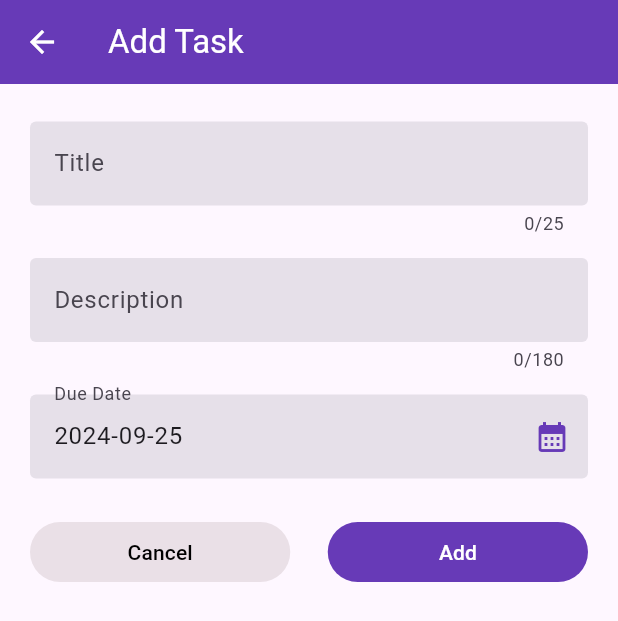
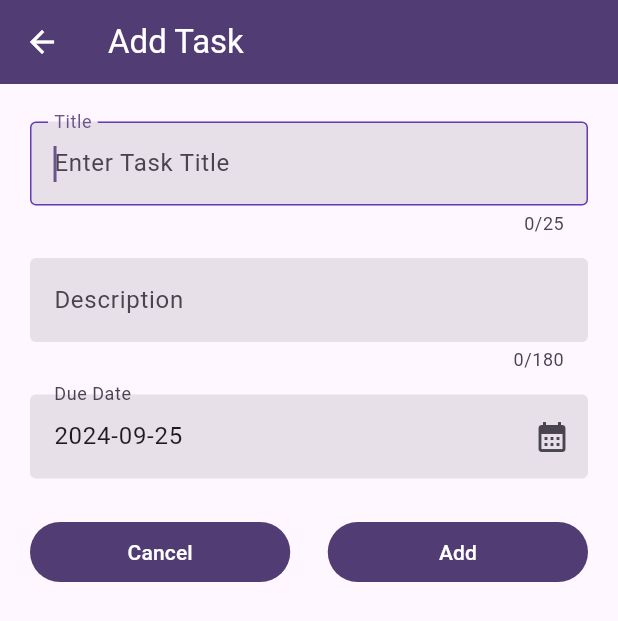
Before and after one commit to 13ARUN/Todo-Flutter, a Flutter app: the screen it shows after launch, after a tap on the "add" icon, on a phone screen of 412 x 824 dp. Shown: the top 621 px of the screen. Run offline on Flutter 3.47's test engine with Material 3 defaults, Android fonts, the phone set to English and light mode, and no system bars.

Commit message:
added theme

```diff
--- a/todo/lib/main.dart
+++ b/todo/lib/main.dart
@@ -1,5 +1,13 @@
 import 'package:flutter/material.dart';
 import 'package:todo/pages/todomain_page.dart';
+
+var kColorScheme = ColorScheme.fromSeed(
+  seedColor: const Color.fromARGB(255, 138, 113, 181),
+);
+
+var kDarkColorScheme = ColorScheme.fromSeed(
+  seedColor: const Color.fromARGB(255, 34, 255, 0),
+);
 
 void main() {
   runApp(const MyApp());
@@ -10,11 +18,47 @@ class MyApp extends StatelessWidget {
 
   @override
   Widget build(BuildContext context) {
-    return const MaterialApp(
+    return MaterialApp(
       title: 'To-Do',
       debugShowCheckedModeBanner: false,
-      color: Colors.indigo,
-      home: TodoMainPage(),
+      darkTheme: ThemeData.dark().copyWith(
+        colorScheme: kDarkColorScheme,
+        brightness: Brightness.dark,
+        appBarTheme: const AppBarTheme().copyWith(
+          backgroundColor: kDarkColorScheme.onPrimaryContainer,
+          foregroundColor: kDarkColorScheme.primaryContainer,
+        ),
+      ),
+      theme: ThemeData().copyWith(
+        colorScheme: kColorScheme,
+        appBarTheme: const AppBarTheme().copyWith(
+          backgroundColor: kColorScheme.onPrimaryContainer,
+          foregroundColor: kColorScheme.onPrimary,
+        ),
+        floatingActionButtonTheme: FloatingActionButtonThemeData(
+          backgroundColor: kColorScheme.inversePrimary,
+        ),
+        checkboxTheme: const CheckboxThemeData().copyWith(
+          checkColor: WidgetStatePropertyAll(kColorScheme.onPrimary),
+        ),
+        snackBarTheme: SnackBarThemeData(
+          backgroundColor: kColorScheme.onPrimaryContainer,
+          actionTextColor: kColorScheme.onPrimary,
+        ),
+        listTileTheme: ListTileThemeData(
+            iconColor: kColorScheme.onPrimaryContainer,
+            tileColor: kColorScheme.surfaceContainerHigh),
+        filledButtonTheme: FilledButtonThemeData(
+          style: ButtonStyle(
+            backgroundColor:
+                WidgetStatePropertyAll(kColorScheme.onPrimaryContainer),
+            foregroundColor:
+                WidgetStatePropertyAll(kColorScheme.onPrimary),
+          ),
+        ),
+      ),
+      themeMode: ThemeMode.light,
+      home: const TodoMainPage(),
     );
   }
 }
--- a/todo/lib/pages/taskinput_page.dart
+++ b/todo/lib/pages/taskinput_page.dart
@@ -1,5 +1,4 @@
 import 'package:flutter/material.dart';
-
 import 'package:todo/models/task_model.dart';
 import 'package:uuid/uuid.dart';
 
@@ -81,8 +80,6 @@ class _TaskInputState extends State<TaskInput> {
         title: widget.action == 'add'
             ? const Text('Add Task')
             : const Text('Edit Task'),
-        backgroundColor: Colors.deepPurple,
-        foregroundColor: Colors.white,
       ),
       body: SingleChildScrollView(
         child: Padding(
@@ -93,6 +90,7 @@ class _TaskInputState extends State<TaskInput> {
               children: [
                 //* Task Title field
                 TextFormField(
+                  autofocus: true,
                   controller: _titleController,
                   maxLength: 25,
                   decoration: const InputDecoration(
@@ -154,7 +152,6 @@ class _TaskInputState extends State<TaskInput> {
                         borderSide: BorderSide(color: Colors.deepPurple)),
                     suffixIcon: Icon(
                       Icons.calendar_month,
-                      color: Colors.deepPurple,
                     ),
                   ),
                   onTap: _selectDate,
@@ -170,14 +167,7 @@ class _TaskInputState extends State<TaskInput> {
                         onPressed: () {
                           Navigator.pop(context);
                         },
-                        style: ButtonStyle(
-                          foregroundColor: WidgetStateProperty.all(
-                            const Color.fromARGB(255, 0, 0, 0),
-                          ),
-                          backgroundColor: WidgetStateProperty.all(
-                            const Color.fromARGB(255, 234, 224, 231),
-                          ),
-                        ),
+
                         child: const Text('Cancel'),
                       ),
                     ),
@@ -191,11 +181,6 @@ class _TaskInputState extends State<TaskInput> {
                             _submitTaskData();
                           }
                         },
-                        style: const ButtonStyle(
-                          backgroundColor: WidgetStatePropertyAll(
-                            Colors.deepPurple,
-                          ),
-                        ),
                         child: widget.action == 'add'
                             ? const Text('Add')
                             : const Text('Update'),
--- a/todo/lib/pages/todomain_page.dart
+++ b/todo/lib/pages/todomain_page.dart
@@ -88,7 +88,8 @@ class TodoMainPageState extends State<TodoMainPage> {
       context: context,
       builder: (ctx) => AlertDialog(
         title: const Text('Confirm Delete All'),
-        content: const Text('Are you sure you want to delete all tasks? This action cannot be undone.'),
+        content: const Text(
+            'Are you sure you want to delete all tasks? This action cannot be undone.'),
         actions: [
           TextButton(
             onPressed: () {
@@ -132,8 +133,24 @@ class TodoMainPageState extends State<TodoMainPage> {
 
   @override
   Widget build(BuildContext context) {
-    Widget pageContent = const Center(
-      child: Text('No Tasks Found!'),
+    Widget pageContent = Column(
+      mainAxisAlignment: MainAxisAlignment.center,
+      crossAxisAlignment: CrossAxisAlignment.stretch,
+      children: [
+        SizedBox(
+          height: 200,
+          width: 200,
+          child: Image.asset('assets/images/notask.png'),
+        ),
+        Center(
+          child: Text(
+            "Click on + icon to create a new task!",
+            textScaler: const TextScaler.linear(1.2),
+            style: TextStyle(
+                color: Theme.of(context).colorScheme.onPrimaryContainer),
+          ),
+        )
+      ],
     );
 
     if (_tasks.isNotEmpty) {
@@ -148,8 +165,6 @@ class TodoMainPageState extends State<TodoMainPage> {
     return Scaffold(
       appBar: AppBar(
         title: const Text('ToDo App'),
-        backgroundColor: Colors.deepPurple,
-        foregroundColor: Colors.white,
         actions: [
           IconButton(
             onPressed: _tasks.isNotEmpty
@@ -174,7 +189,7 @@ class TodoMainPageState extends State<TodoMainPage> {
             _addTask(newTask);
           }
         },
-        splashColor: const Color.fromARGB(255, 154, 129, 223),
+        shape: const CircleBorder(eccentricity: 1),
         child: const Icon(Icons.add),
       ),
       body: pageContent,
--- a/todo/lib/widgets/taskitem.dart
+++ b/todo/lib/widgets/taskitem.dart
@@ -82,7 +82,6 @@ class TaskItem extends StatelessWidget {
           ),
         ],
       ),
-      tileColor: const Color.fromARGB(255, 233, 224, 248),
       shape: RoundedRectangleBorder(
         borderRadius: BorderRadius.circular(20),
       ),
--- a/todo/pubspec.yaml
+++ b/todo/pubspec.yaml
@@ -59,10 +59,8 @@ flutter:
   # the material Icons class.
   uses-material-design: true
 
-  # To add assets to your application, add an assets section, like this:
-  # assets:
-  #   - images/a_dot_burr.jpeg
-  #   - images/a_dot_ham.jpeg
+  assets:
+    - assets/images/
 
   # An image asset can refer to one or more resolution-specific "variants", see
   # https://flutter.dev/to/resolution-aware-images
```
Also changed, not shown: todo/assets/images/notask.png (added).
